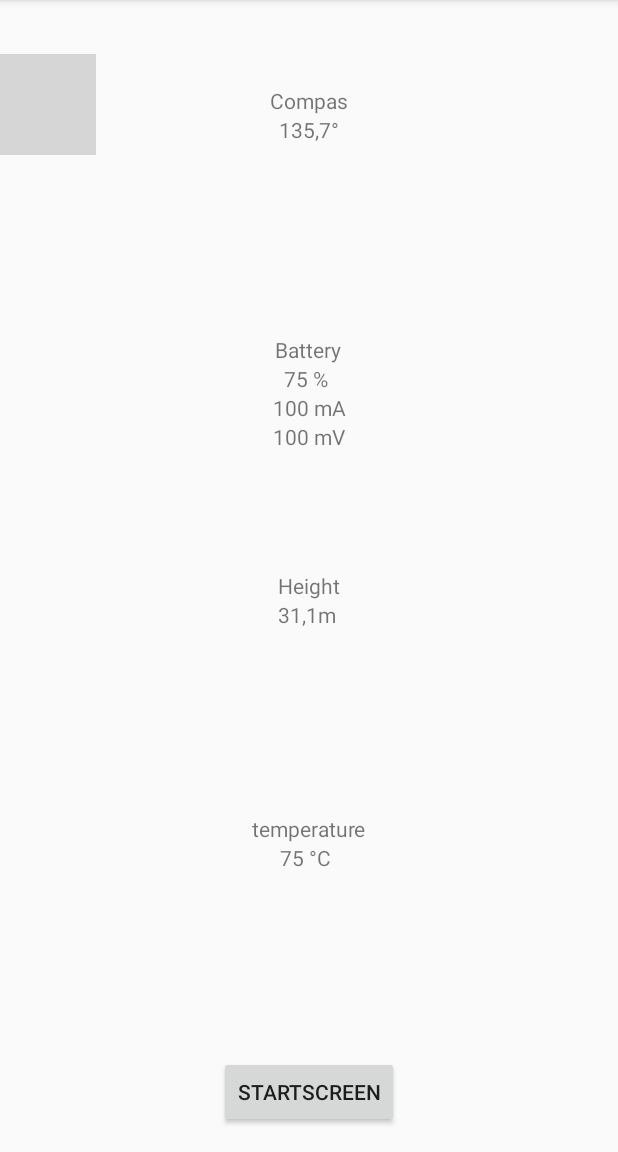
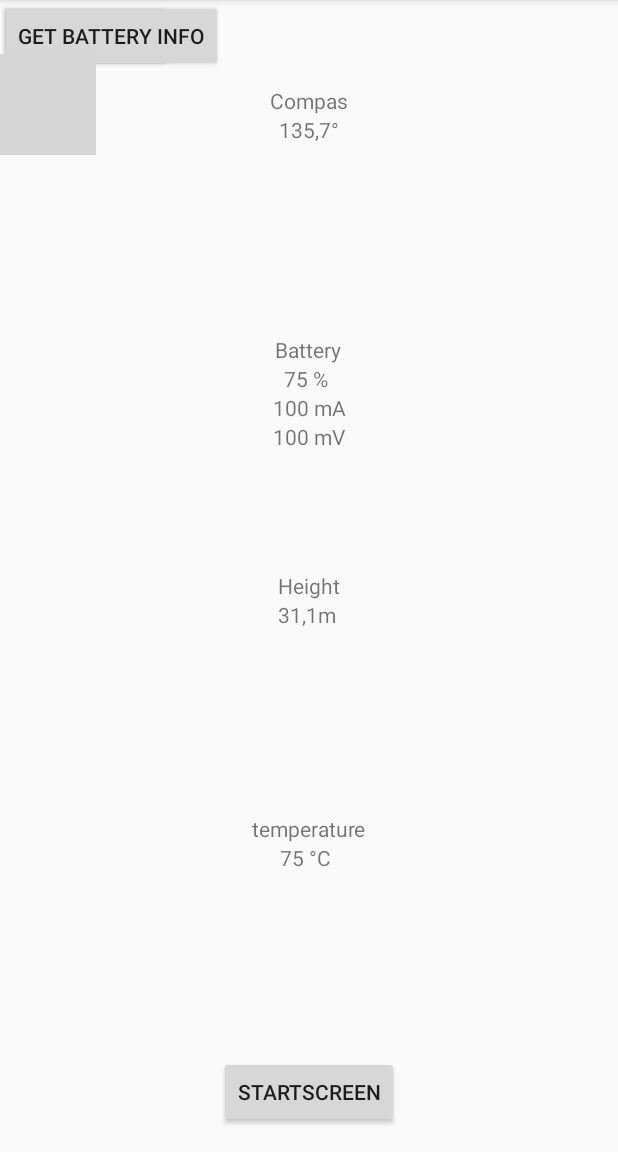
Before and after one commit to Ruben-De-Windt/dron_app_V1, an Android app: the Pagina1 screen opened directly, with no data from a screen before it, on a phone screen of 412 x 824 dp, the part 84-1236 px from its top. Run offline under Robolectric (Android 15) with nearby library versions, the phone set to English and light mode, and no system bars; libraries missing offline, so code that uses them is left out: dji.common.battery, dji.sdk.base, dji.sdk.flightcontroller, dji.sdk.products, dji.sdk.sdkmanager; grey boxes are pictures that could not be loaded.

Commit message:
added buttons to pagina1 and created on-click events for batteryinfo and compassheading

```diff
--- a/ImportSDKDemo/app/src/main/java/com/dji/importSDKDemo/MainActivity.java
+++ b/ImportSDKDemo/app/src/main/java/com/dji/importSDKDemo/MainActivity.java
@@ -169,6 +169,7 @@ public class MainActivity extends AppCompatActivity {
                             Log.d(TAG, String.format("onProductConnect newProduct:%s", baseProduct));
                             showToast("Product Connected" + baseProduct.getModel() + compass.getHeading());
                             notifyStatusChange();
+                            mProduct = baseProduct; //Koppelin maken naar globale variable
 
                         }
 
--- a/ImportSDKDemo/app/src/main/res/layout/pagina1.xml
+++ b/ImportSDKDemo/app/src/main/res/layout/pagina1.xml
@@ -15,7 +15,7 @@
         app:layout_constraintTop_toBottomOf="@+id/textView4" />
 
     <TextView
-        android:id="@+id/textView17"
+        android:id="@+id/txtHeading"
         android:layout_width="wrap_content"
         android:layout_height="wrap_content"
         android:layout_marginStart="6dp"
@@ -32,11 +32,11 @@
         android:layout_marginBottom="286dp"
         android:text="@string/height"
         app:layout_constraintBottom_toTopOf="@+id/homeBtnPagina1"
-        app:layout_constraintStart_toStartOf="@+id/textView23"
-        app:layout_constraintTop_toTopOf="@+id/textView17" />
+        app:layout_constraintStart_toStartOf="@+id/txtBatteryVoltage"
+        app:layout_constraintTop_toTopOf="@+id/txtHeading" />
 
     <TextView
-        android:id="@+id/textView18"
+        android:id="@+id/txtBatteryProcent"
         android:layout_width="wrap_content"
         android:layout_height="wrap_content"
         android:layout_marginEnd="9dp"
@@ -53,12 +53,12 @@
         app:layout_constraintTop_toBottomOf="@+id/textView3" />
 
     <TextView
-        android:id="@+id/textView23"
+        android:id="@+id/txtBatteryVoltage"
         android:layout_width="wrap_content"
         android:layout_height="wrap_content"
         android:text="100 mV"
-        app:layout_constraintStart_toStartOf="@+id/textView22"
-        app:layout_constraintTop_toBottomOf="@+id/textView22" />
+        app:layout_constraintStart_toStartOf="@+id/txtBatteryCurrent"
+        app:layout_constraintTop_toBottomOf="@+id/txtBatteryCurrent" />
 
     <TextView
         android:id="@+id/textView2"
@@ -67,8 +67,8 @@
         android:layout_marginStart="1dp"
         android:layout_marginBottom="19dp"
         android:text="@string/battery"
-        app:layout_constraintBottom_toTopOf="@+id/textView22"
-        app:layout_constraintStart_toStartOf="@+id/textView22" />
+        app:layout_constraintBottom_toTopOf="@+id/txtBatteryCurrent"
+        app:layout_constraintStart_toStartOf="@+id/txtBatteryCurrent" />
 
     <TextView
         android:id="@+id/textView"
@@ -81,7 +81,7 @@
         app:layout_constraintTop_toTopOf="parent" />
 
     <TextView
-        android:id="@+id/textView22"
+        android:id="@+id/txtBatteryCurrent"
         android:layout_width="wrap_content"
         android:layout_height="wrap_content"
         android:layout_marginTop="248dp"
@@ -123,4 +123,22 @@
         app:srcCompat="@drawable/btn_draw_end"
         tools:layout_editor_absoluteX="66dp" />
 
+    <Button
+        android:id="@+id/btnHeading"
+        android:layout_width="wrap_content"
+        android:layout_height="wrap_content"
+        android:onClick="GetHeading"
+        android:text="Get Heading"
+        tools:layout_editor_absoluteX="162dp"
+        tools:layout_editor_absoluteY="120dp" />
+
+    <Button
+        android:id="@+id/btnBattery"
+        android:layout_width="wrap_content"
+        android:layout_height="wrap_content"
+        android:onClick="GetBatteryInfo"
+        android:text="Get Battery Info"
+        tools:layout_editor_absoluteX="161dp"
+        tools:layout_editor_absoluteY="304dp" />
+
 </androidx.constraintlayout.widget.ConstraintLayout>
```
Also changed, not shown: ImportSDKDemo/app/src/main/java/com/dji/importSDKDemo/Pagina1.java (+50 -0 lines).
